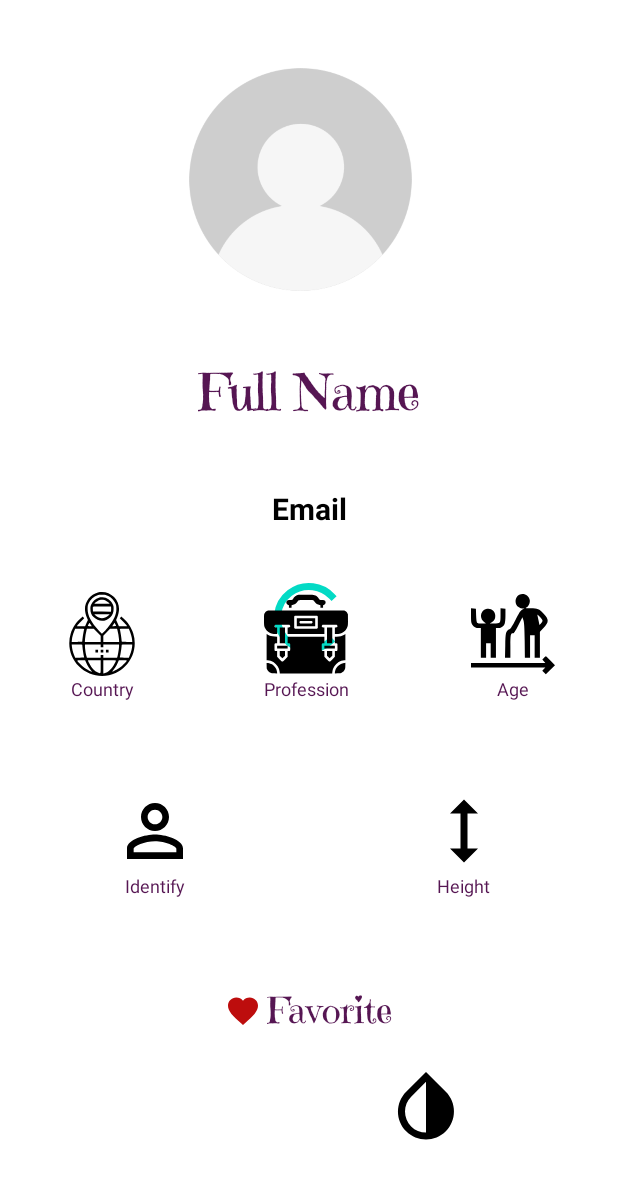
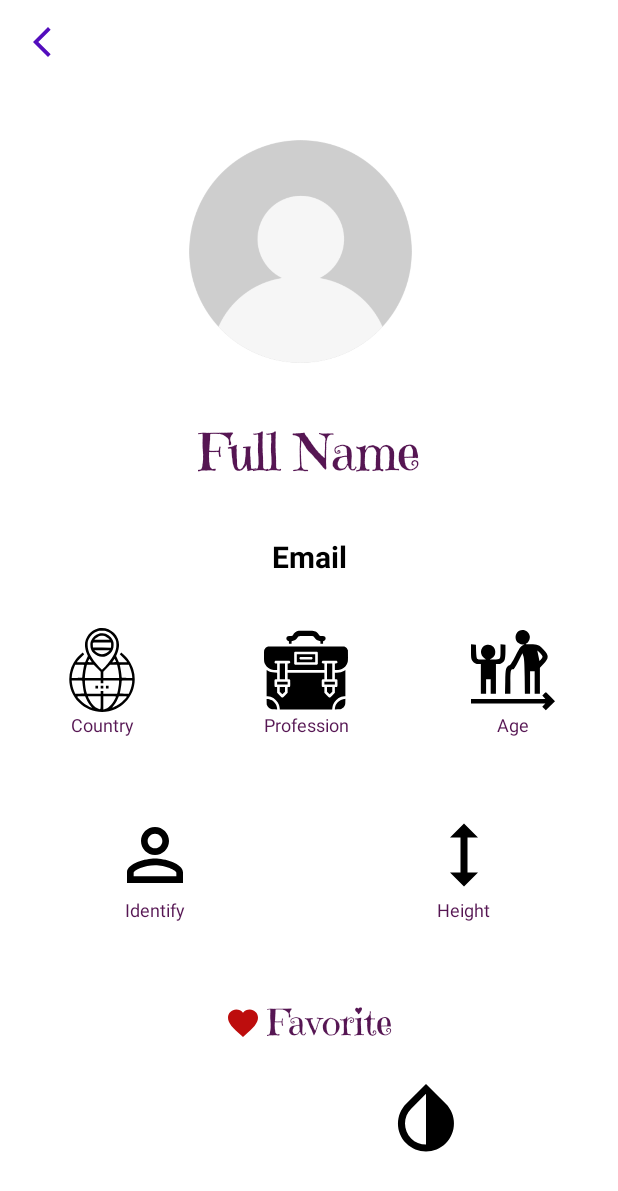
Before and after one commit to arman-visual/WonkaInc, an Android app: the layout fragment_employee_detail.xml on its own in the app's theme, with its tools: preview values and no code run, on a phone screen of 412 x 824 dp. Shown: the top 1191 px of the screen. Run offline under Robolectric (Android 15) with nearby library versions, the phone set to English and light mode, and no system bars.

Commit message:
Added on back navigation

```diff
--- a/app/src/main/java/com/aquispe/wonkainc/ui/detail/EmployeeDetailFragment.kt
+++ b/app/src/main/java/com/aquispe/wonkainc/ui/detail/EmployeeDetailFragment.kt
@@ -7,6 +7,7 @@ import android.view.ViewGroup
 import androidx.core.content.ContextCompat
 import androidx.fragment.app.Fragment
 import androidx.fragment.app.viewModels
+import androidx.navigation.fragment.findNavController
 import androidx.navigation.fragment.navArgs
 import com.aquispe.wonkainc.R
 import com.aquispe.wonkainc.databinding.FragmentEmployeeDetailBinding
@@ -39,6 +40,7 @@ class EmployeeDetailFragment : Fragment() {
 
     override fun onViewCreated(view: View, savedInstanceState: Bundle?) {
         super.onViewCreated(view, savedInstanceState)
+        binding.ivBackArrow.setOnClickListener { findNavController().popBackStack() }
         subscribe()
         viewModel.getEmployeeId(requireNotNull(id))
     }
--- /dev/null
+++ b/app/src/main/res/drawable/ic_back_arrow.xml
@@ -0,0 +1,5 @@
+<vector android:height="24dp" android:tint="#530DBD"
+    android:viewportHeight="24" android:viewportWidth="24"
+    android:width="24dp" xmlns:android="http://schemas.android.com/apk/res/android">
+    <path android:fillColor="@android:color/white" android:pathData="M17.77,3.77l-1.77,-1.77l-10,10l10,10l1.77,-1.77l-8.23,-8.23z"/>
+</vector>
--- a/app/src/main/res/layout/fragment_employee_detail.xml
+++ b/app/src/main/res/layout/fragment_employee_detail.xml
@@ -6,10 +6,27 @@
     android:layout_height="match_parent"
     tools:context=".ui.detail.EmployeeDetailFragment">
 
+    <androidx.appcompat.widget.Toolbar
+        android:id="@+id/toolbar"
+        android:layout_width="match_parent"
+        android:layout_height="wrap_content"
+        android:layout_alignParentTop="true">
+
+        <ImageView
+            android:id="@+id/iv_back_arrow"
+            android:layout_width="wrap_content"
+            android:layout_height="wrap_content"
+            android:layout_alignParentStart="true"
+            android:layout_alignParentEnd="true"
+            android:src="@drawable/ic_back_arrow" />
+
+    </androidx.appcompat.widget.Toolbar>
+
     <ProgressBar
         android:id="@+id/pb_loading_detail"
         android:layout_width="56dp"
         android:layout_height="56dp"
+        android:visibility="gone"
         android:layout_centerInParent="true" />
 
     <include
@@ -17,21 +34,21 @@
         layout="@layout/layout_error"
         android:layout_width="match_parent"
         android:layout_height="match_parent"
-        android:layout_marginHorizontal="20dp"
-        android:layout_alignParentBottom="true"
-        android:layout_alignParentTop="true"
+        android:layout_below="@+id/toolbar"
         android:layout_alignParentStart="true"
         android:layout_alignParentEnd="true"
+        android:layout_alignParentBottom="true"
+        android:layout_marginHorizontal="20dp"
         android:visibility="gone" />
 
     <androidx.constraintlayout.widget.ConstraintLayout
         android:id="@+id/cl_employee_detail_container"
         android:layout_width="match_parent"
-        android:layout_alignParentBottom="true"
-        android:layout_alignParentTop="true"
+        android:layout_height="match_parent"
         android:layout_alignParentStart="true"
+        android:layout_below="@+id/toolbar"
         android:layout_alignParentEnd="true"
-        android:layout_height="match_parent">
+        android:layout_alignParentBottom="true">
 
         <de.hdodenhof.circleimageview.CircleImageView
             android:id="@+id/circle_profile_image"
@@ -64,8 +81,8 @@
             android:layout_width="wrap_content"
             android:layout_height="wrap_content"
             android:layout_marginVertical="20dp"
+            android:textColor="@color/black"
             android:textSize="20sp"
-            android:textColor="@color/black"
             android:textStyle="bold"
             app:layout_constraintBottom_toTopOf="@id/include_information_profile"
             app:layout_constraintEnd_toEndOf="parent"
@@ -100,9 +117,9 @@
             android:layout_width="0dp"
             android:layout_height="wrap_content"
             android:layout_marginBottom="20dp"
+            app:layout_constraintBottom_toBottomOf="parent"
             app:layout_constraintEnd_toEndOf="parent"
             app:layout_constraintStart_toStartOf="parent"
-            app:layout_constraintBottom_toBottomOf="parent"
             app:layout_constraintTop_toBottomOf="@id/include_second_information_profile" />
 
     </androidx.constraintlayout.widget.ConstraintLayout>
```
